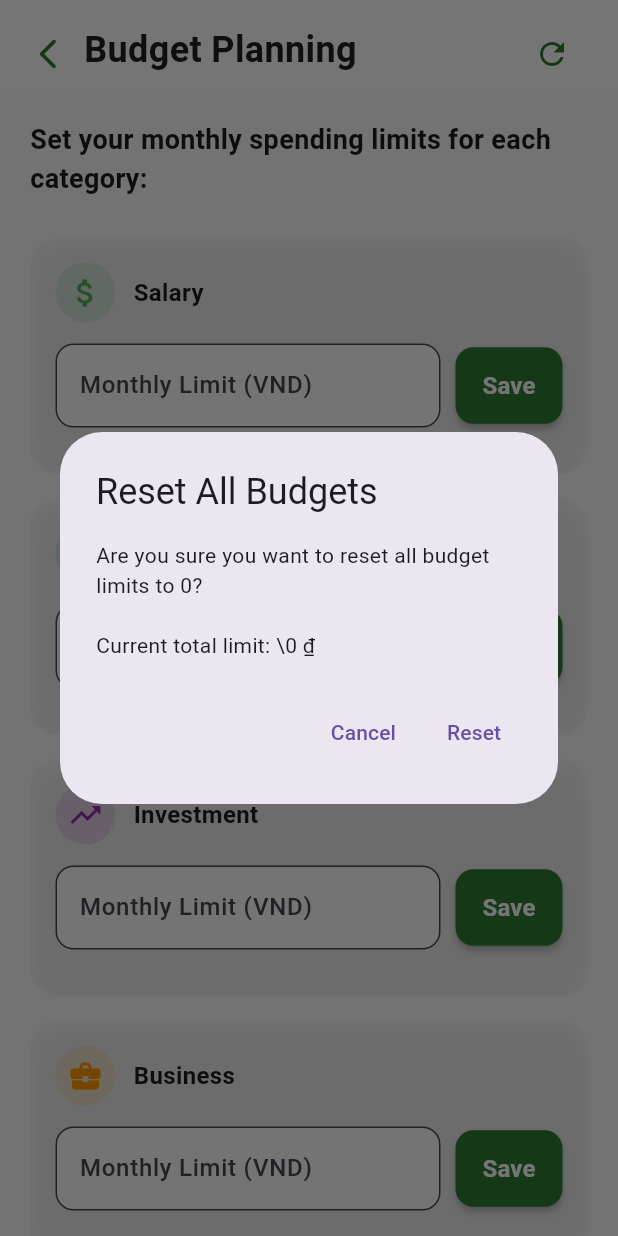
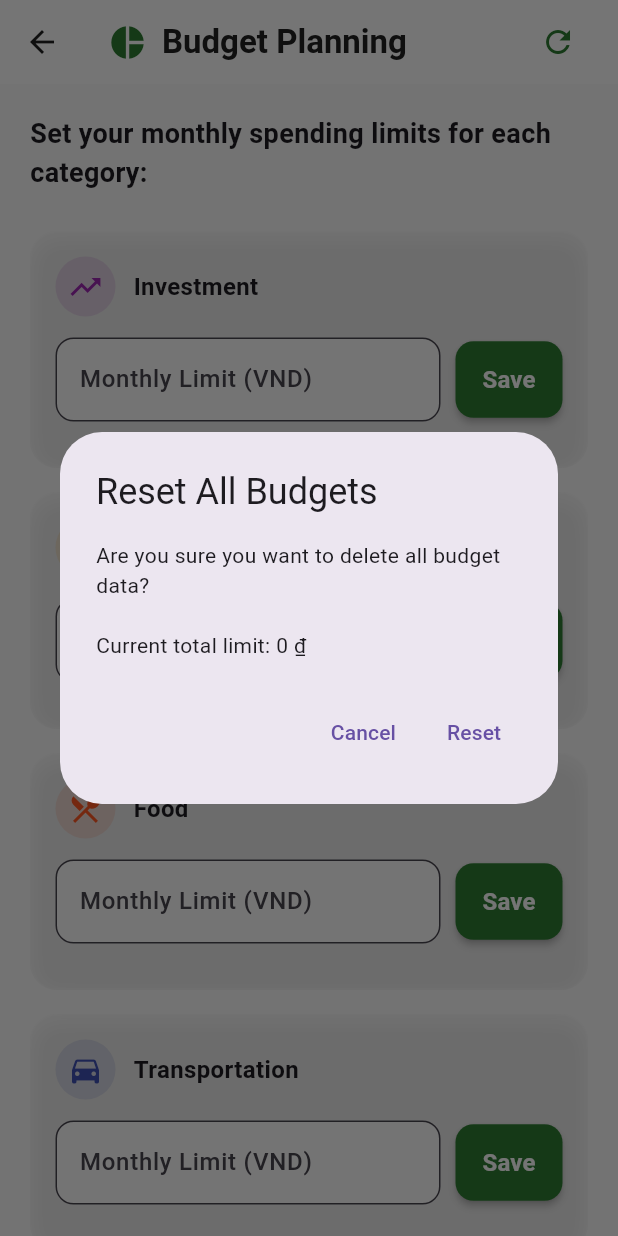
Before and after one commit to thq5601/money_manager, a Flutter app: the BudgetPlanningScreen screen opened by its route, after a tap on the "refresh" icon, on a phone screen of 412 x 824 dp. Run offline on Flutter 3.47's test engine with Material 3 defaults, Android fonts, the phone set to English and light mode, and no system bars; our stand-ins replace cloud_firestore, equatable, firebase_auth, firebase_core, flutter_bloc, flutter_slidable and 2 more; accounts and stored records are empty; statements that could not run were skipped.

Commit message:
Refactor BudgetPlanningScreen to enhance app bar design and improve budget reset functionality

```diff
--- a/lib/features/analytics/budget_planning_screen.dart
+++ b/lib/features/analytics/budget_planning_screen.dart
@@ -64,36 +64,23 @@ class _BudgetPlanningScreenState extends State<BudgetPlanningScreen> {
     }
     return Scaffold(
       backgroundColor: AppColors.background,
-      appBar: PreferredSize(
-        preferredSize: const Size.fromHeight(60),
-        child: Container(
-          padding: const EdgeInsets.only(
-            top: 16,
-            left: 8,
-            right: 20,
-            bottom: 12,
-          ),
-          color: Colors.white,
-          child: Row(
+      appBar: AppBar(
+        title: Row(
+          mainAxisAlignment: MainAxisAlignment.spaceBetween,
           children: [
-              IconButton(
-                icon: const Icon(
-                  Icons.arrow_back_ios_new_rounded,
-                  color: AppColors.green,
-                  size: 24,
-                ),
-                onPressed: () => Navigator.of(context).maybePop(),
-                splashRadius: 22,
-              ),
+            Row(
+              children: [
+                const Icon(Icons.pie_chart, color: AppColors.green, size: 26),
+                const SizedBox(width: 10),
                 const Text(
                   'Budget Planning',
                   style: TextStyle(
-                  fontSize: 24,
+                    color: AppColors.textPrimary,
                     fontWeight: FontWeight.bold,
-                  color: AppColors.textPrimary,
                   ),
                 ),
-              const Spacer(),
+              ],
+            ),
             IconButton(
               icon: const Icon(Icons.refresh, color: AppColors.green),
               tooltip: 'Reset all limits',
@@ -119,7 +106,7 @@ class _BudgetPlanningScreenState extends State<BudgetPlanningScreen> {
                   builder: (context) => AlertDialog(
                     title: const Text('Reset All Budgets'),
                     content: Text(
-                        'Are you sure you want to reset all budget limits to 0?\n\nCurrent total limit: \\${format.format(totalLimit)}',
+                      'Are you sure you want to delete all budget data?\n\nCurrent total limit: ${format.format(totalLimit)}',
                     ),
                     actions: [
                       TextButton(
@@ -136,15 +123,17 @@ class _BudgetPlanningScreenState extends State<BudgetPlanningScreen> {
                 if (confirm == true) {
                   final batch = FirebaseFirestore.instance.batch();
                   for (final doc in budgetsSnap.docs) {
-                      batch.update(doc.reference, {'limit': 0});
+                    batch.delete(doc.reference);
                   }
                   await batch.commit();
                   if (context.mounted) {
                     ScaffoldMessenger.of(context).showSnackBar(
                       SnackBar(
                         content: Text(
-                            'All limit set to 0 ₫ (Previous: \\${format.format(totalLimit)})',
+                          'All budget data has been permanently deleted. Previous total limit: \\${format.format(totalLimit)}',
+                          style: const TextStyle(fontWeight: FontWeight.bold),
                         ),
+                        backgroundColor: Colors.red[400],
                       ),
                     );
                   }
@@ -153,21 +142,25 @@ class _BudgetPlanningScreenState extends State<BudgetPlanningScreen> {
             ),
           ],
         ),
+        backgroundColor: AppColors.white,
+        elevation: 0,
+        iconTheme: const IconThemeData(color: AppColors.textPrimary),
       ),
-      ),
+
       body: StreamBuilder<List<Budget>>(
         stream: BudgetService.getBudgetsForUser(user.uid),
         builder: (context, snapshot) {
           final budgets = snapshot.data ?? [];
-          return ListView(
-            padding: const EdgeInsets.all(20),
-            children: [
-              const Text(
-                'Set your monthly spending limits for each category:',
-                style: TextStyle(fontWeight: FontWeight.bold, fontSize: 18),
+          // Filter out income categories
+          final incomeCategories = ['salary', 'freelance', 'otherincome'];
+          // Build a list of category-budget pairs
+          final categoryBudgetPairs = AppColors.categoryColors.keys
+              .where(
+                (category) => !incomeCategories.contains(
+                  category.toLowerCase().replaceAll(' ', ''),
                 ),
-              const SizedBox(height: 18),
-              ...AppColors.categoryColors.keys.map((category) {
+              )
+              .map((category) {
                 final budget = budgets.firstWhere(
                   (b) => b.category == category,
                   orElse: () => Budget(
@@ -177,6 +170,79 @@ class _BudgetPlanningScreenState extends State<BudgetPlanningScreen> {
                     limit: 0,
                   ),
                 );
+                return MapEntry(category, budget);
+              })
+              .toList();
+          // Sort: categories reaching/exceeding 100% first, then >=80%, then the rest
+          categoryBudgetPairs.sort((a, b) {
+            double aPercent = 0;
+            double bPercent = 0;
+            if (a.value.limit > 0) {
+              final spentA =
+                  budgets
+                          .firstWhere(
+                            (bud) => bud.category == a.key,
+                            orElse: () => Budget(
+                              id: '',
+                              userId: user.uid,
+                              category: a.key,
+                              limit: 0,
+                            ),
+                          )
+                          .limit >
+                      0
+                  ? _controllers[a.key]?.text.replaceAll(
+                          RegExp(r'[^0-9]'),
+                          '',
+                        ) ??
+                        '0'
+                  : '0';
+              aPercent = double.tryParse(spentA) ?? 0;
+              aPercent = aPercent / a.value.limit;
+            }
+            if (b.value.limit > 0) {
+              final spentB =
+                  budgets
+                          .firstWhere(
+                            (bud) => bud.category == b.key,
+                            orElse: () => Budget(
+                              id: '',
+                              userId: user.uid,
+                              category: b.key,
+                              limit: 0,
+                            ),
+                          )
+                          .limit >
+                      0
+                  ? _controllers[b.key]?.text.replaceAll(
+                          RegExp(r'[^0-9]'),
+                          '',
+                        ) ??
+                        '0'
+                  : '0';
+              bPercent = double.tryParse(spentB) ?? 0;
+              bPercent = bPercent / b.value.limit;
+            }
+            // Priority: >=100% first, then >=80%, then the rest
+            int aPriority = aPercent >= 1.0 ? 2 : (aPercent >= 0.8 ? 1 : 0);
+            int bPriority = bPercent >= 1.0 ? 2 : (bPercent >= 0.8 ? 1 : 0);
+            if (aPriority != bPriority) {
+              return bPriority.compareTo(aPriority);
+            }
+            // If same priority, sort by limit descending
+            return b.value.limit.compareTo(a.value.limit);
+          });
+          return ListView(
+            padding: const EdgeInsets.all(20),
+            children: [
+              const Text(
+                'Set your monthly spending limits for each category:',
+                style: TextStyle(fontWeight: FontWeight.bold, fontSize: 18),
+              ),
+              const SizedBox(height: 18),
+              ...categoryBudgetPairs.map((entry) {
+                final category = entry.key;
+                final budget = entry.value;
                 _controllers[category] ??= TextEditingController(
                   text: budget.limit > 0 ? budget.limit.toStringAsFixed(0) : '',
                 );
@@ -237,7 +303,9 @@ class _BudgetPlanningScreenState extends State<BudgetPlanningScreen> {
                                       keyboardType: TextInputType.number,
                                       inputFormatters: [VndInputFormatter()],
                                       decoration: InputDecoration(
-                                        labelText: 'Monthly Limit (VND)',
+                                        labelText: budget.limit > 0
+                                            ? 'Change Limit (VND)'
+                                            : 'Monthly Limit (VND)',
                                         border: OutlineInputBorder(
                                           borderRadius: BorderRadius.circular(
                                             12,
@@ -357,24 +425,41 @@ class _BudgetProgress extends StatelessWidget {
         }
         final percent = (spent / limit).clamp(0.0, 1.0);
         final format = NumberFormat.currency(locale: 'vi_VN', symbol: '₫');
+        // Color logic: green < 80%, orange 80-99%, red >= 100%
+        Color progressColor;
+        if (percent < 0.8) {
+          progressColor = AppColors.green;
+        } else if (percent < 1.0) {
+          progressColor = Colors.orange;
+        } else {
+          progressColor = AppColors.red;
+        }
         return Column(
           crossAxisAlignment: CrossAxisAlignment.start,
           children: [
             ClipRRect(
               borderRadius: BorderRadius.circular(8),
+              child: AnimatedContainer(
+                duration: const Duration(milliseconds: 500),
+                curve: Curves.easeInOut,
+                decoration: BoxDecoration(color: Colors.grey[200]),
                 child: LinearProgressIndicator(
                   value: percent,
-                backgroundColor: Colors.grey[200],
-                color: percent < 1.0 ? AppColors.green : AppColors.red,
+                  backgroundColor: Colors.transparent,
+                  color: progressColor,
                   minHeight: 10,
                 ),
               ),
+            ),
             const SizedBox(height: 4),
-            Text(
+            AnimatedDefaultTextStyle(
+              duration: const Duration(milliseconds: 500),
+              style: TextStyle(
+                color: progressColor,
+                fontWeight: FontWeight.w600,
+              ),
+              child: Text(
                 'Spent: ${format.format(spent)} / ${format.format(limit)}',
-              style: TextStyle(
-                color: percent < 1.0 ? AppColors.green : AppColors.red,
-                fontWeight: FontWeight.w600,
               ),
             ),
           ],
```
Lines whose indentation alone changed are shown as unchanged.
